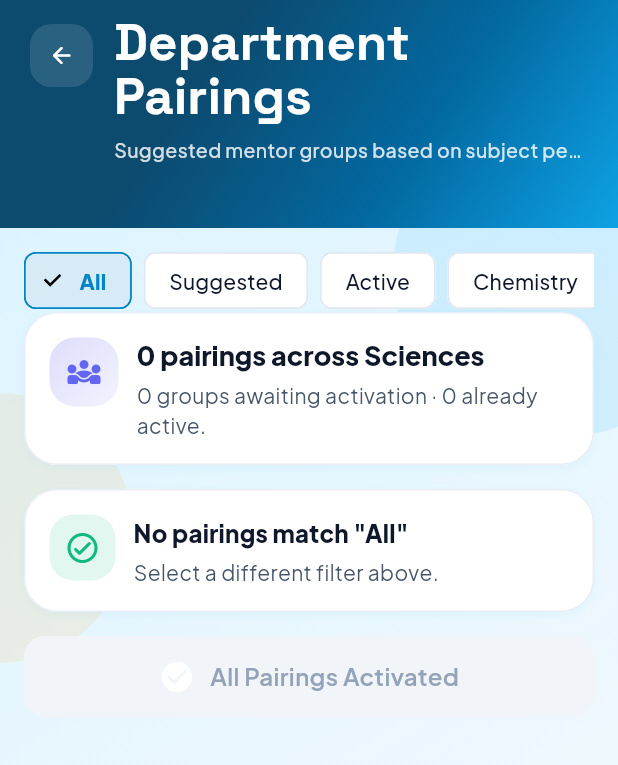
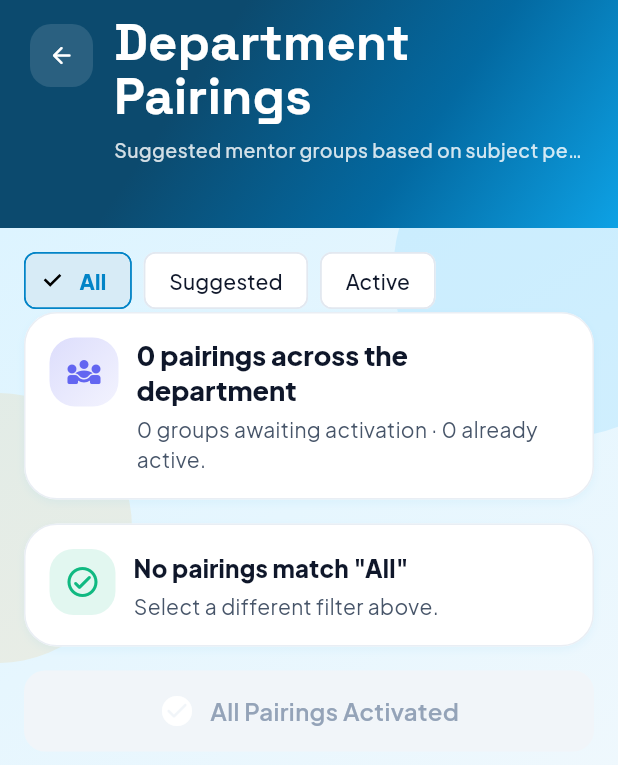
Before and after one commit to MathiasAthanas/kilimanjaro, a Flutter app: the DepartmentPairingsScreen screen opened by its route, on a phone screen of 412 x 824 dp. Shown: the top 765 px of the screen. Run offline on Flutter 3.47's test engine with Material 3 defaults, Android fonts, the phone set to English and light mode, and no system bars; our stand-ins replace connectivity_plus, dio, file_picker, fl_chart, flutter_animate, flutter_cache_manager and 15 more; missing offline and left inert: flutter_pdfview; accounts and stored records are empty; network calls fail.

Commit message:
fix(mobile): polish found while walking production as every role (1.0.5+6)
- Back from a More-menu page returns to Home instead of offering to exit the app
- principal payment approve/reject shows progress and cannot be double-tapped; list always reloads
- HOD alert/pairing filters come from the data, not fixed Biology/Chemistry/Physics chips
- remove a made-up peer name on parent alerts
- About screen: real support email and website, drop developer-only text
- Contact School hides empty sections
- bump version to 1.0.5+6

Co-Authored-By: Claude Sonnet 5.5 <noreply@anthropic.com>

```diff
--- a/mobile/kilimanjaro/lib/screens/hod/hod_screens.dart
+++ b/mobile/kilimanjaro/lib/screens/hod/hod_screens.dart
@@ -545,10 +545,9 @@ class _DepartmentAlertsScreenState
         'Medium' => all
             .where((a) => a.severity == HodAlertSeverity.medium)
             .toList(),
-        'Biology' => all.where((a) => a.subject == 'Biology').toList(),
-        'Chemistry' => all.where((a) => a.subject == 'Chemistry').toList(),
-        'Physics' => all.where((a) => a.subject == 'Physics').toList(),
-        _ => all,
+        'All' => all,
+        // any other chip is a subject taken from the alerts themselves
+        _ => all.where((a) => a.subject == _filter).toList(),
       };
 
   @override
@@ -567,13 +566,11 @@ class _DepartmentAlertsScreenState
       body: HodSurface(
         children: [
           _FilterChips(
-            labels: const [
+            labels: [
               'All',
               'High',
               'Medium',
-              'Biology',
-              'Chemistry',
-              'Physics',
+              ...({for (final a in alerts) a.subject}..remove('')).toList()..sort(),
             ],
             selected: _filter,
             onSelected: (label) => setState(() => _filter = label),
@@ -671,9 +668,8 @@ class _DepartmentPairingsScreenState
       switch (_filter) {
         'Suggested' => all.where((p) => p.status == 'SUGGESTED').toList(),
         'Active' => all.where((p) => p.status == 'ACTIVE').toList(),
-        'Chemistry' => all.where((p) => p.subject == 'Chemistry').toList(),
-        'Biology' => all.where((p) => p.subject == 'Biology').toList(),
-        _ => all,
+        'All' => all,
+        _ => all.where((p) => p.subject == _filter).toList(),
       };
 
   @override
@@ -692,18 +688,17 @@ class _DepartmentPairingsScreenState
       body: HodSurface(
         children: [
           _FilterChips(
-            labels: const [
+            labels: [
               'All',
               'Suggested',
               'Active',
-              'Chemistry',
-              'Biology',
+              ...({for (final p in items) p.subject}..remove('')).toList()..sort(),
             ],
             selected: _filter,
             onSelected: (label) => setState(() => _filter = label),
           ),
           HodInsightCard(
-            title: '$totalPairs pairings across Sciences',
+            title: '$totalPairs pairings across the department',
             subtitle:
                 '${suggested.length} groups awaiting activation · '
                 '${items.length - suggested.length} already active.',
--- a/mobile/kilimanjaro/lib/screens/parent/performance_alerts_screen.dart
+++ b/mobile/kilimanjaro/lib/screens/parent/performance_alerts_screen.dart
@@ -130,9 +130,7 @@ class PerformanceAlertsScreen extends ConsumerWidget {
                           severity: item.severity,
                           subjectName: item.subjectName,
                           studentName: child.firstName,
-                          peerName: item.subjectName == 'Biology'
-                              ? 'Brian Mwangi'
-                              : null,
+                          peerName: null,
                           onTap: () =>
                               context.push('/parent/performance/trends'),
                           messageOverride:
--- a/mobile/kilimanjaro/pubspec.yaml
+++ b/mobile/kilimanjaro/pubspec.yaml
@@ -1,7 +1,7 @@
 name: kilimanjaro
 description: Kilimanjaro Schools mobile application.
 publish_to: 'none'
-version: 1.0.4+5
+version: 1.0.5+6
 
 environment:
   sdk: ^3.9.0
```
Also changed, not shown: mobile/kilimanjaro/lib/screens/common/about_screen.dart (+2 -17 lines), mobile/kilimanjaro/lib/screens/parent/contact_school_screen.dart (+7 -2 lines), mobile/kilimanjaro/lib/screens/principal/principal_screens.dart (+19 -7 lines), mobile/kilimanjaro/lib/widgets/shell/app_shell.dart (+8 -0 lines), 1 other file.
